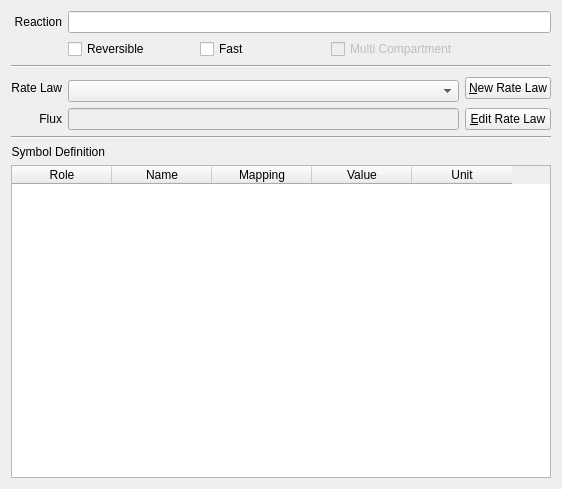
Above: copasi/UI/ReactionsWidget1.ui from copasi/COPASI before the change. Below: the same form after it.
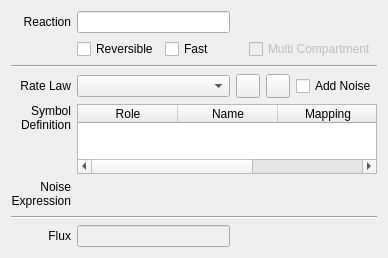
That is the form after the change. Custom widgets are drawn as their Qt base class.

Commit message: Implemented GUI for adding noise to ODEs and reactions.

What changed in the file:
```diff
--- a/copasi/UI/ReactionsWidget1.ui
+++ b/copasi/UI/ReactionsWidget1.ui
@@ -21,8 +21,8 @@
    <rect>
     <x>0</x>
     <y>0</y>
-    <width>562</width>
-    <height>489</height>
+    <width>373</width>
+    <height>241</height>
    </rect>
   </property>
   <property name="sizePolicy">
@@ -54,14 +54,48 @@
      </property>
     </widget>
    </item>
-   <item row="2" column="0" colspan="3">
+   <item row="0" column="1">
+    <widget class="MyLineEdit" name="LineEdit2"/>
+   </item>
+   <item row="1" column="1" colspan="4">
+    <layout class="QHBoxLayout" name="horizontalLayout">
+     <item>
+      <widget class="QCheckBox" name="CheckBox">
+       <property name="text">
+        <string>Reversible</string>
+       </property>
+      </widget>
+     </item>
+     <item>
+      <widget class="QCheckBox" name="mpFast">
+       <property name="text">
+        <string>Fast</string>
+       </property>
+      </widget>
+     </item>
+     <item>
+      <widget class="QCheckBox" name="mpMultiCompartment">
+       <property name="enabled">
+        <bool>false</bool>
+       </property>
+       <property name="text">
+        <string>Multi Compartment</string>
+       </property>
+       <property name="checkable">
+        <bool>true</bool>
+       </property>
+      </widget>
+     </item>
+    </layout>
+   </item>
+   <item row="2" column="0" colspan="5">
     <widget class="Line" name="line">
      <property name="orientation">
       <enum>Qt::Horizontal</enum>
      </property>
     </widget>
    </item>
-   <item row="3" column="0" rowspan="2">
+   <item row="3" column="0">
     <widget class="QLabel" name="TextLabel6">
      <property name="sizePolicy">
       <sizepolicy hsizetype="Preferred" vsizetype="Minimum">
@@ -80,14 +114,7 @@
      </property>
     </widget>
    </item>
-   <item row="3" column="2" rowspan="2">
-    <widget class="QPushButton" name="newKinetics">
-     <property name="text">
-      <string>&amp;New Rate Law</string>
-     </property>
-    </widget>
-   </item>
-   <item row="4" column="1">
+   <item row="3" column="1">
     <widget class="QComboBox" name="ComboBox1">
      <property name="sizePolicy">
       <sizepolicy hsizetype="MinimumExpanding" vsizetype="Fixed">
@@ -100,56 +127,58 @@
      </property>
     </widget>
    </item>
-   <item row="5" column="0">
-    <widget class="QLabel" name="TextLabel8">
-     <property name="sizePolicy">
-      <sizepolicy hsizetype="Preferred" vsizetype="Preferred">
-       <horstretch>0</horstretch>
-       <verstretch>0</verstretch>
-      </sizepolicy>
+   <item row="3" column="2">
+    <widget class="QToolButton" name="mpBtnEditFunction">
+     <property name="minimumSize">
+      <size>
+       <width>24</width>
+       <height>24</height>
+      </size>
      </property>
-     <property name="text">
-      <string>Flux</string>
+     <property name="maximumSize">
+      <size>
+       <width>24</width>
+       <height>24</height>
+      </size>
      </property>
-     <property name="alignment">
-      <set>Qt::AlignRight|Qt::AlignTrailing|Qt::AlignVCenter</set>
+     <property name="toolTip">
+      <string>add target</string>
      </property>
-     <property name="wordWrap">
-      <bool>false</bool>
+     <property name="text">
+      <string/>
      </property>
     </widget>
    </item>
-   <item row="5" column="1">
-    <widget class="QLineEdit" name="LineEdit3">
-     <property name="enabled">
-      <bool>false</bool>
+   <item row="3" column="3">
+    <widget class="QToolButton" name="mpBtnAddFunction">
+     <property name="minimumSize">
+      <size>
+       <width>24</width>
+       <height>24</height>
+      </size>
      </property>
-     <property name="sizePolicy">
-      <sizepolicy hsizetype="MinimumExpanding" vsizetype="Preferred">
-       <horstretch>0</horstretch>
-       <verstretch>0</verstretch>
-      </sizepolicy>
+     <property name="maximumSize">
+      <size>
+       <width>24</width>
+       <height>24</height>
+      </size>
      </property>
-    </widget>
-   </item>
-   <item row="5" column="2">
-    <widget class="QPushButton" name="editKinetics">
+     <property name="toolTip">
+      <string>add target</string>
+     </property>
      <property name="text">
-      <string>&amp;Edit Rate Law</string>
+      <string/>
      </property>
     </widget>
    </item>
-   <item row="6" column="0" colspan="3">
-    <widget class="Line" name="mpLine1">
-     <property name="frameShape">
-      <enum>QFrame::HLine</enum>
+   <item row="3" column="4">
+    <widget class="QCheckBox" name="mpBoxAddNoise">
+     <property name="text">
+      <string>Add Noise</string>
      </property>
-     <property name="frameShadow">
-      <enum>QFrame::Sunken</enum>
-     </property>
     </widget>
    </item>
-   <item row="7" column="0" colspan="2" alignment="Qt::AlignLeft">
+   <item row="4" column="0">
     <widget class="QLabel" name="TextLabel7">
      <property name="sizePolicy">
       <sizepolicy hsizetype="Preferred" vsizetype="Minimum">
@@ -171,7 +200,7 @@
      </property>
     </widget>
    </item>
-   <item row="8" column="0" colspan="3">
+   <item row="4" column="1" colspan="4">
     <widget class="ParameterTable" name="table">
      <property name="selectionBehavior">
       <enum>QAbstractItemView::SelectRows</enum>
@@ -215,39 +244,88 @@
      </column>
     </widget>
    </item>
-   <item row="0" column="1" colspan="2">
-    <widget class="MyLineEdit" name="LineEdit2"/>
+   <item row="5" column="0">
+    <widget class="QLabel" name="mpLblNoiseExpression">
+     <property name="sizePolicy">
+      <sizepolicy hsizetype="Preferred" vsizetype="Minimum">
+       <horstretch>0</horstretch>
+       <verstretch>0</verstretch>
+      </sizepolicy>
+     </property>
+     <property name="text">
+      <string>Noise
+Expression</string>
+     </property>
+     <property name="alignment">
+      <set>Qt::AlignRight|Qt::AlignTop|Qt::AlignTrailing</set>
+     </property>
+     <property name="wordWrap">
+      <bool>false</bool>
+     </property>
+    </widget>
    </item>
-   <item row="1" column="1">
-    <layout class="QHBoxLayout" name="horizontalLayout">
-     <item>
-      <widget class="QCheckBox" name="CheckBox">
-       <property name="text">
-        <string>Reversible</string>
-       </property>
-      </widget>
-     </item>
-     <item>
-      <widget class="QCheckBox" name="mpFast">
-       <property name="text">
-        <string>Fast</string>
-       </property>
-      </widget>
-     </item>
-     <item>
-      <widget class="QCheckBox" name="mpMultiCompartment">
-       <property name="enabled">
-        <bool>false</bool>
-       </property>
-       <property name="text">
-        <string>Multi Compartment</string>
-       </property>
-       <property name="checkable">
-        <bool>true</bool>
-       </property>
-      </widget>
-     </item>
-    </layout>
+   <item row="5" column="1" colspan="4">
+    <widget class="CQExpressionMmlStackedWidget" name="mpNoiseExpressionWidget">
+     <property name="sizePolicy">
+      <sizepolicy hsizetype="Preferred" vsizetype="Preferred">
+       <horstretch>0</horstretch>
+       <verstretch>0</verstretch>
+      </sizepolicy>
+     </property>
+     <property name="minimumSize">
+      <size>
+       <width>300</width>
+       <height>30</height>
+      </size>
+     </property>
+     <property name="currentIndex">
+      <number>1</number>
+     </property>
+     <widget class="QWidget" name="page_5"/>
+     <widget class="QWidget" name="page_6"/>
+    </widget>
+   </item>
+   <item row="6" column="0" colspan="5">
+    <widget class="Line" name="mpLine1">
+     <property name="frameShape">
+      <enum>QFrame::HLine</enum>
+     </property>
+     <property name="frameShadow">
+      <enum>QFrame::Sunken</enum>
+     </property>
+    </widget>
+   </item>
+   <item row="7" column="0">
+    <widget class="QLabel" name="TextLabel8">
+     <property name="sizePolicy">
+      <sizepolicy hsizetype="Preferred" vsizetype="Preferred">
+       <horstretch>0</horstretch>
+       <verstretch>0</verstretch>
+      </sizepolicy>
+     </property>
+     <property name="text">
+      <string>Flux</string>
+     </property>
+     <property name="alignment">
+      <set>Qt::AlignRight|Qt::AlignTrailing|Qt::AlignVCenter</set>
+     </property>
+     <property name="wordWrap">
+      <bool>false</bool>
+     </property>
+    </widget>
+   </item>
+   <item row="7" column="1">
+    <widget class="QLineEdit" name="LineEdit3">
+     <property name="enabled">
+      <bool>false</bool>
+     </property>
+     <property name="sizePolicy">
+      <sizepolicy hsizetype="MinimumExpanding" vsizetype="Preferred">
+       <horstretch>0</horstretch>
+       <verstretch>0</verstretch>
+      </sizepolicy>
+     </property>
+    </widget>
    </item>
   </layout>
  </widget>
@@ -259,6 +337,12 @@
    <header>copasi/UI/copasiWidget.h</header>
    <container>1</container>
   </customwidget>
+  <customwidget>
+   <class>CQExpressionMmlStackedWidget</class>
+   <extends>QStackedWidget</extends>
+   <header>CQExpressionMmlStackedWidget.h</header>
+   <container>1</container>
+  </customwidget>
   <customwidget>
    <class>MyLineEdit</class>
    <extends>QLineEdit</extends>
```
Left out of the diff: 94 changed lines with no effect on the pictures. The commit also changes 26 other files.
